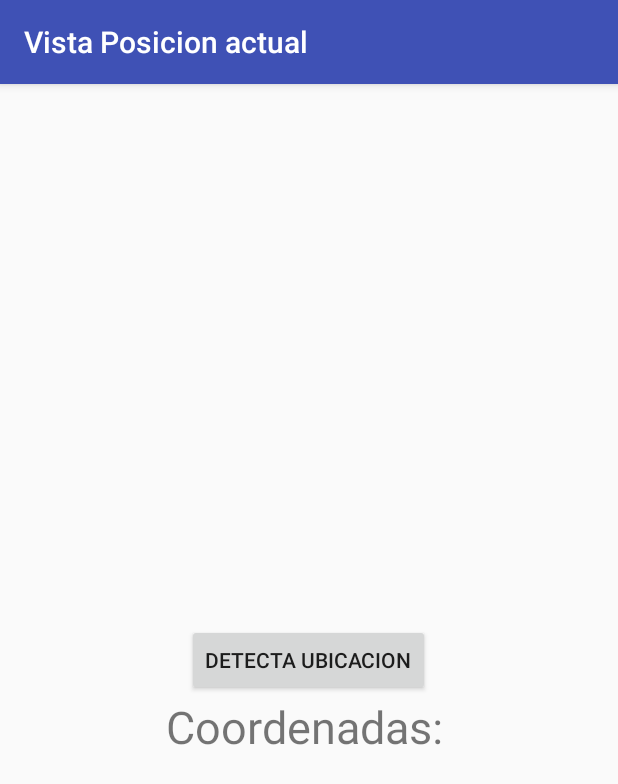
After one commit to IgnacioAgueroSalcines/AppGasolineras, an Android app: the ObtenPosicionActualActivity screen opened directly, with no data from a screen before it, on a phone screen of 412 x 824 dp. The commit adds this screen. Shown: the top 784 px of the screen. Run offline under Robolectric (Android 15) with nearby library versions, the phone set to English and light mode, and no system bars; network calls fail.

Commit message:
Completada la deteccion de la posicion actual del usuario

```diff
--- /dev/null
+++ b/app/src/main/java/com/example/nachoaguero/appgasolineras/Presentacion/ObtenPosicionActualActivity.java
@@ -0,0 +1,105 @@
+package com.example.nachoaguero.appgasolineras.Presentacion;
+
+import android.support.v7.app.AppCompatActivity;
+
+import android.Manifest;
+import android.content.Intent;
+import android.content.pm.PackageManager;
+import android.location.Location;
+import android.location.LocationListener;
+import android.location.LocationManager;
+import android.os.Build;
+import android.os.Bundle;
+import android.provider.Settings;
+import android.support.annotation.NonNull;
+import android.support.annotation.Nullable;
+import android.support.v4.app.ActivityCompat;
+import android.support.v7.app.AppCompatActivity;
+import android.view.View;
+import android.widget.Button;
+import android.widget.TextView;
+
+import com.example.nachoaguero.appgasolineras.R;
+
+/**
+ * Created by fernando_ar on 04/11/2016.
+ */
+
+public class ObtenPosicionActualActivity extends AppCompatActivity {
+    private Button b;
+    private TextView t;
+    private LocationManager locationManager;
+    private LocationListener listener;
+
+
+    @Override
+    protected void onCreate(@Nullable Bundle savedInstanceState) {
+        super.onCreate(savedInstanceState);
+
+        setContentView(R.layout.posicion_actual);
+
+        t = (TextView) findViewById(R.id.coordenadas);
+        b = (Button) findViewById(R.id.button);
+
+        locationManager = (LocationManager) getSystemService(LOCATION_SERVICE);
+
+
+        listener = new LocationListener() {
+            @Override
+            public void onLocationChanged(Location location) {
+
+                t.setText("Coordenadas \n " +"Latitud:"+ location.getLatitude()+ " \n Longitud: " + location.getLongitude());
+            }
+
+            @Override
+            public void onStatusChanged(String s, int i, Bundle bundle) {
+
+            }
+
+            @Override
+            public void onProviderEnabled(String s) {
+
+            }
+
+            @Override
+            public void onProviderDisabled(String s) {
+
+                Intent i = new Intent(Settings.ACTION_LOCATION_SOURCE_SETTINGS);
+                startActivity(i);
+            }
+        };
+
+        configure_button();
+    }
+
+    @Override
+    public void onRequestPermissionsResult(int requestCode, @NonNull String[] permissions, @NonNull int[] grantResults) {
+        switch (requestCode){
+            case 10:
+                configure_button();
+                break;
+            default:
+                break;
+        }
+    }
+
+    void configure_button(){
+        // first check for permissions
+        if (ActivityCompat.checkSelfPermission(this, Manifest.permission.ACCESS_FINE_LOCATION) != PackageManager.PERMISSION_GRANTED && ActivityCompat.checkSelfPermission(this, Manifest.permission.ACCESS_COARSE_LOCATION) != PackageManager.PERMISSION_GRANTED) {
+            if (Build.VERSION.SDK_INT >= Build.VERSION_CODES.M) {
+                requestPermissions(new String[]{Manifest.permission.ACCESS_COARSE_LOCATION,Manifest.permission.ACCESS_FINE_LOCATION,Manifest.permission.INTERNET}
+                        ,10);
+            }
+            return;
+        }
+        // this code won't execute IF permissions are not allowed, because in the line above there is return statement.
+        b.setOnClickListener(new View.OnClickListener() {
+            @Override
+            public void onClick(View view) {
+
+                //noinspection MissingPermission
+                locationManager.requestLocationUpdates(LocationManager.NETWORK_PROVIDER, 5000, 0, listener);
+            }
+        });
+    }
+}
--- a/app/src/main/res/layout/interfaz_lista.xml
+++ b/app/src/main/res/layout/interfaz_lista.xml
@@ -13,6 +13,9 @@
         android:contentDescription="Logo"
         android:layout_alignBottom="@+id/lowSection"
         android:layout_alignParentTop="true" />
+
+
+
 
     <TextView
         android:id="@+id/precio"
--- /dev/null
+++ b/app/src/main/res/layout/posicion_actual.xml
@@ -0,0 +1,40 @@
+<?xml version="1.0" encoding="utf-8"?>
+<RelativeLayout xmlns:android="http://schemas.android.com/apk/res/android"
+    xmlns:tools="http://schemas.android.com/tools"
+    android:layout_width="match_parent"
+    android:layout_height="match_parent"
+    android:paddingBottom="@dimen/activity_vertical_margin"
+    android:paddingLeft="@dimen/activity_horizontal_margin"
+    android:paddingRight="@dimen/activity_horizontal_margin"
+    android:paddingTop="@dimen/activity_vertical_margin"
+    tools:context="com.example.nachoaguero.appgasolineras.Presentacion.ObtenPosicionActualActivity">
+
+    <ScrollView
+        android:layout_width="match_parent"
+        android:layout_height="wrap_content"
+        android:layout_below="@+id/button"
+        android:layout_alignParentRight="true"
+        android:layout_alignParentEnd="true">
+
+        <TextView
+            android:layout_width="match_parent"
+            android:gravity="center"
+            android:layout_height="wrap_content"
+            android:text="Coordenadas: "
+            android:textSize="30sp"
+            android:id="@+id/coordenadas"
+            android:layout_below="@+id/button"
+            android:layout_alignParentLeft="true"
+            android:layout_alignParentStart="true" />
+    </ScrollView>
+
+
+    <Button
+        android:layout_width="wrap_content"
+        android:layout_height="wrap_content"
+        android:text="DETECTA UBICACION"
+        android:id="@+id/button"
+        android:layout_centerVertical="true"
+        android:layout_centerHorizontal="true" />
+
+</RelativeLayout>
```
Also changed, not shown: app/build.gradle (+10 -0 lines), app/src/main/AndroidManifest.xml (+15 -0 lines), app/src/main/java/com/example/nachoaguero/appgasolineras/Presentacion/ListaGasolinerasActivity.java (+55 -4 lines), app/src/main/java/com/example/nachoaguero/appgasolineras/Presentacion/VistaDetalleActivity.java (+77 -25 lines), app/src/main/res/menu/main_activity_actions.xml (added, +11 -0 lines), app/src/main/res/layout/activity_main.xml (line endings or trailing spaces).
